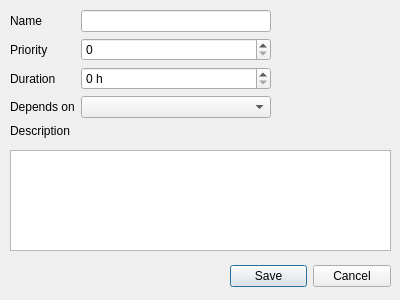
sacdallago/it.unibz.inf.sesp.Task, file testDesktop/Desktop/addtaskdialog.ui: the form before one commit.
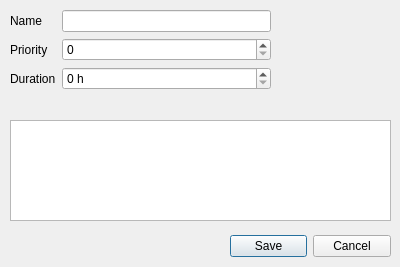
The form after the commit.

The edit to the form file:
```diff
--- a/testDesktop/Desktop/addtaskdialog.ui
+++ b/testDesktop/Desktop/addtaskdialog.ui
@@ -7,7 +7,7 @@
     <x>0</x>
     <y>0</y>
     <width>400</width>
-    <height>300</height>
+    <height>267</height>
    </rect>
   </property>
   <property name="maximumSize">
@@ -23,7 +23,7 @@
    <property name="geometry">
     <rect>
      <x>230</x>
-     <y>260</y>
+     <y>230</y>
      <width>161</width>
      <height>32</height>
     </rect>
@@ -41,7 +41,7 @@
      <x>10</x>
      <y>10</y>
      <width>261</width>
-     <height>141</height>
+     <height>101</height>
     </rect>
    </property>
    <layout class="QFormLayout" name="formLayout">
@@ -86,30 +86,13 @@
       </property>
      </widget>
     </item>
-    <item row="4" column="0">
-     <widget class="QLabel" name="dependsOnLabel">
-      <property name="text">
-       <string>Depends on</string>
-      </property>
-     </widget>
-    </item>
-    <item row="4" column="1">
-     <widget class="QComboBox" name="dependsOnComboBox"/>
-    </item>
-    <item row="5" column="0">
-     <widget class="QLabel" name="description3Label">
-      <property name="text">
-       <string>Description</string>
-      </property>
-     </widget>
-    </item>
    </layout>
   </widget>
   <widget class="QPlainTextEdit" name="plainTextEdit">
    <property name="geometry">
     <rect>
      <x>10</x>
-     <y>150</y>
+     <y>120</y>
      <width>381</width>
      <height>101</height>
     </rect>
```
